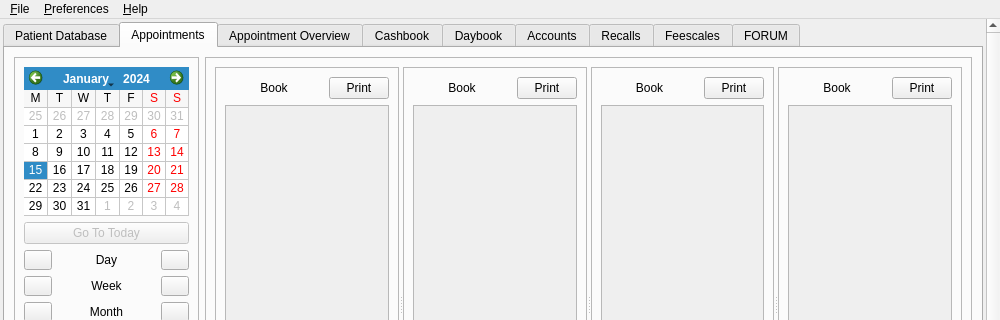
The window that qt-designer/main.ui (rowinggolfer/openmolar1) describes before a commit, drawn with Qt 5; both pictures show x 0 to 1000 and y 0 to 320 of the 1000 by 556 pixel window.
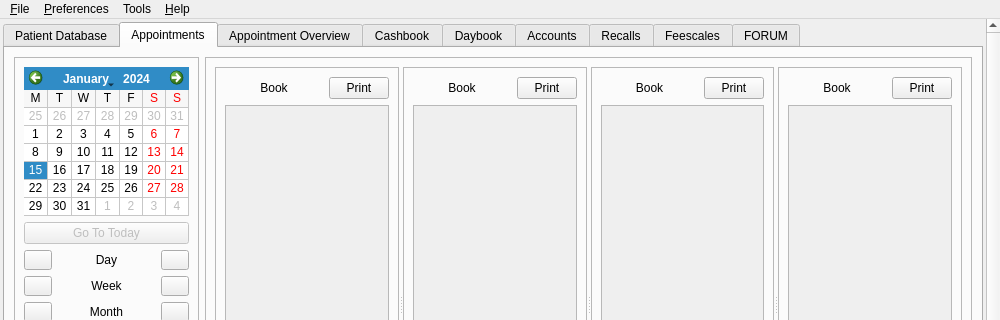
The same window after the commit. The open tabs and pages were chosen to show the change. Icons and pictures are not drawn.

The edit to the form file:
```diff
--- a/qt-designer/main.ui
+++ b/qt-designer/main.ui
@@ -5634,8 +5634,16 @@
     <addaction name="separator"/>
     <addaction name="actionSet_Clinician"/>
    </widget>
+   <widget class="QMenu" name="menuTools">
+    <property name="title">
+     <string>Tools</string>
+    </property>
+    <addaction name="actionAppointment_Tools"/>
+    <addaction name="actionChoose_Database"/>
+   </widget>
    <addaction name="menuMenu"/>
    <addaction name="menu_Prefences"/>
+   <addaction name="menuTools"/>
    <addaction name="menu_Help"/>
   </widget>
   <widget class="QStatusBar" name="statusbar"/>
```
Left out of the diff: 60 changed lines with no effect on the pictures.
